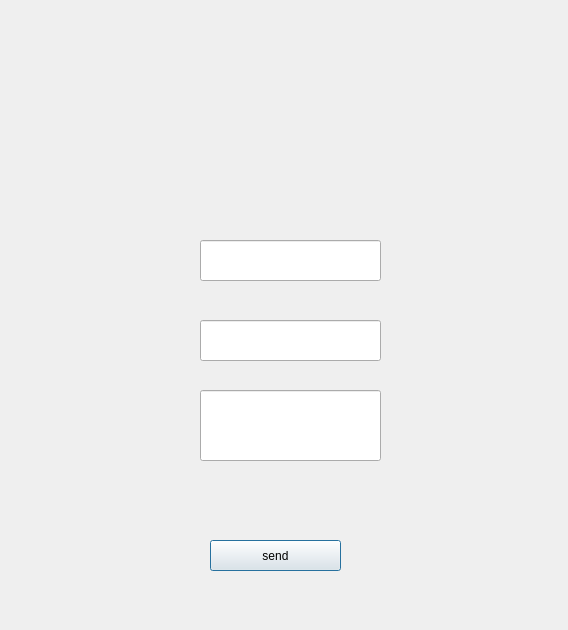
First picture: the form in admin.ui, repository tr1plejj/crm-v1-app, before the edit.
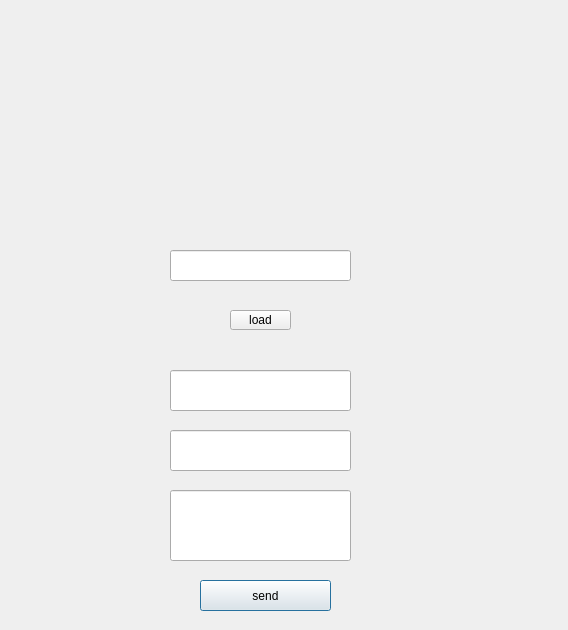
Second picture: the form after the edit. Icons and pictures are not drawn.

Commit message: added an image logic into main.py

Patch:
```diff
--- a/admin.ui
+++ b/admin.ui
@@ -16,8 +16,8 @@
   <widget class="QLineEdit" name="name">
    <property name="geometry">
     <rect>
-     <x>200</x>
-     <y>240</y>
+     <x>170</x>
+     <y>370</y>
      <width>181</width>
      <height>41</height>
     </rect>
@@ -26,8 +26,8 @@
   <widget class="QLineEdit" name="price">
    <property name="geometry">
     <rect>
-     <x>200</x>
-     <y>320</y>
+     <x>170</x>
+     <y>430</y>
      <width>181</width>
      <height>41</height>
     </rect>
@@ -36,8 +36,8 @@
   <widget class="QLineEdit" name="description">
    <property name="geometry">
     <rect>
-     <x>200</x>
-     <y>390</y>
+     <x>170</x>
+     <y>490</y>
      <width>181</width>
      <height>71</height>
     </rect>
@@ -46,8 +46,8 @@
   <widget class="QPushButton" name="send_button">
    <property name="geometry">
     <rect>
-     <x>210</x>
-     <y>540</y>
+     <x>200</x>
+     <y>580</y>
      <width>131</width>
      <height>31</height>
     </rect>
@@ -59,17 +59,43 @@
   <widget class="QLabel" name="label">
    <property name="geometry">
     <rect>
-     <x>170</x>
-     <y>70</y>
-     <width>251</width>
-     <height>101</height>
+     <x>120</x>
+     <y>10</y>
+     <width>281</width>
+     <height>221</height>
     </rect>
    </property>
-   <property name="styleSheet">
-    <string notr="true">image: url(:/newPrefix/Users/01iVe/Downloads/pic.jpg);</string>
-   </property>
    <property name="text">
     <string/>
+   </property>
+   <property name="pixmap">
+    <pixmap resource="test.qrc">:/newPrefix/pic.png</pixmap>
+   </property>
+   <property name="scaledContents">
+    <bool>true</bool>
+   </property>
+  </widget>
+  <widget class="QLineEdit" name="pic_path">
+   <property name="geometry">
+    <rect>
+     <x>170</x>
+     <y>250</y>
+     <width>181</width>
+     <height>31</height>
+    </rect>
+   </property>
+  </widget>
+  <widget class="QPushButton" name="load_pic_button">
+   <property name="geometry">
+    <rect>
+     <x>230</x>
+     <y>310</y>
+     <width>61</width>
+     <height>20</height>
+    </rect>
+   </property>
+   <property name="text">
+    <string>load</string>
    </property>
   </widget>
  </widget>
```
The commit also changes 5 other files.
